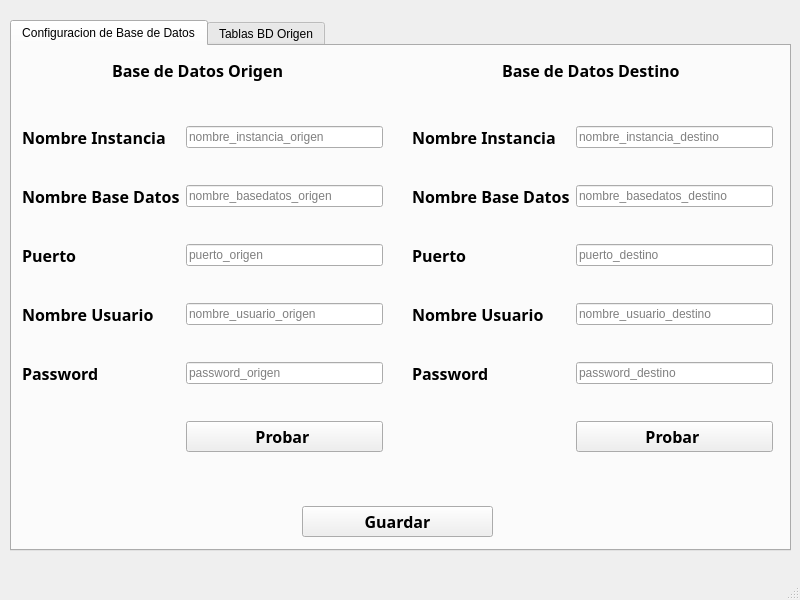
This is mainGUI.ui in Jeancasoto/DatabaseIntegratorSystem as Qt 5 draws it before an edit. The edited form follows.
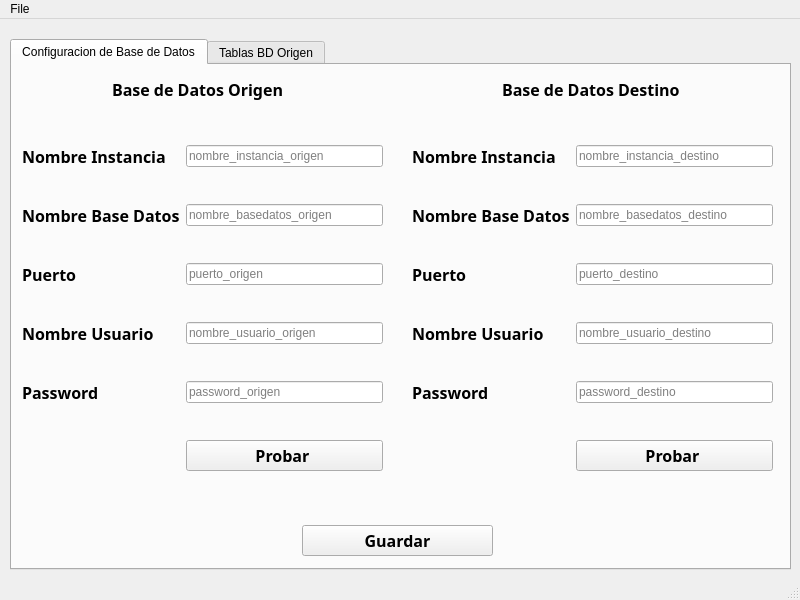
This is the edited form.

Commit message: Cambio al GUI

```diff
--- a/mainGUI.ui
+++ b/mainGUI.ui
@@ -236,7 +236,7 @@
        <string>Base de Datos Destino</string>
       </property>
      </widget>
-     <widget class="QWidget" name="">
+     <widget class="QWidget" name="layoutWidget">
       <property name="geometry">
        <rect>
         <x>10</x>
@@ -704,6 +704,13 @@
      <height>25</height>
     </rect>
    </property>
+   <widget class="QMenu" name="menuCargar">
+    <property name="title">
+     <string>File</string>
+    </property>
+    <addaction name="actionCargar"/>
+   </widget>
+   <addaction name="menuCargar"/>
   </widget>
   <widget class="QStatusBar" name="statusbar"/>
  </widget>
```
Left out of the diff: 30 changed lines with no effect on the pictures. The commit also changes 1 other file.
